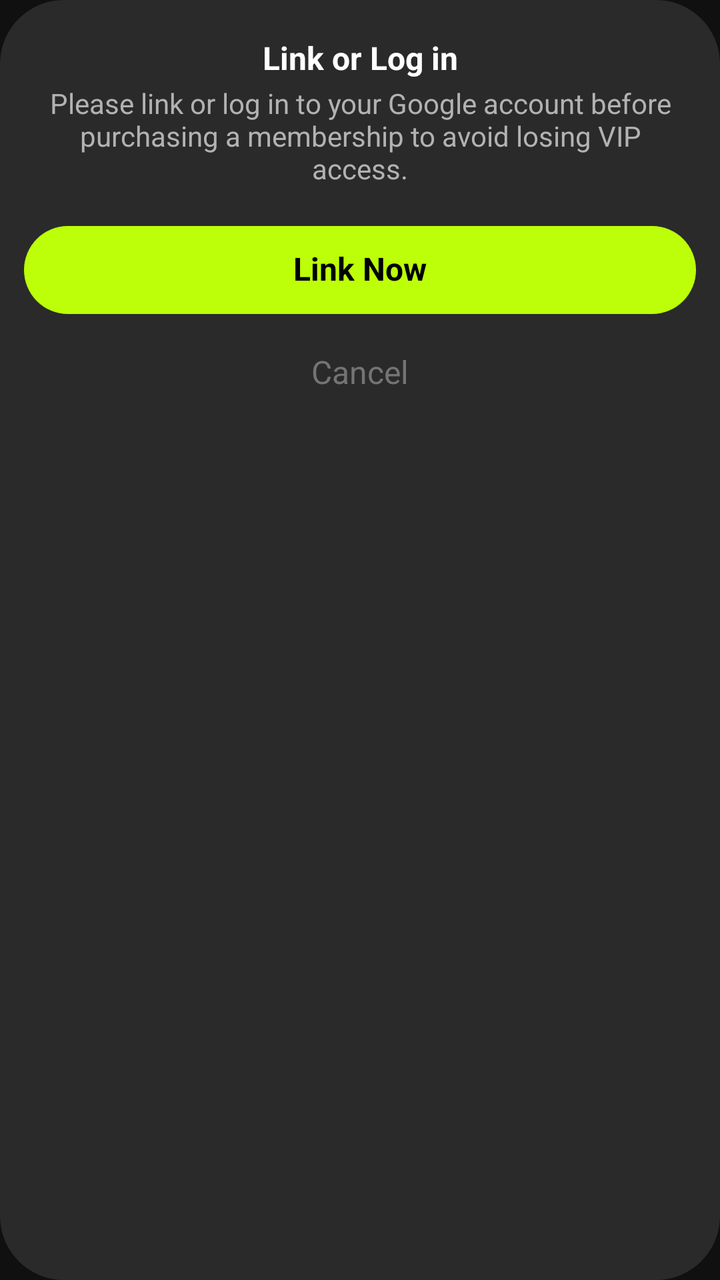
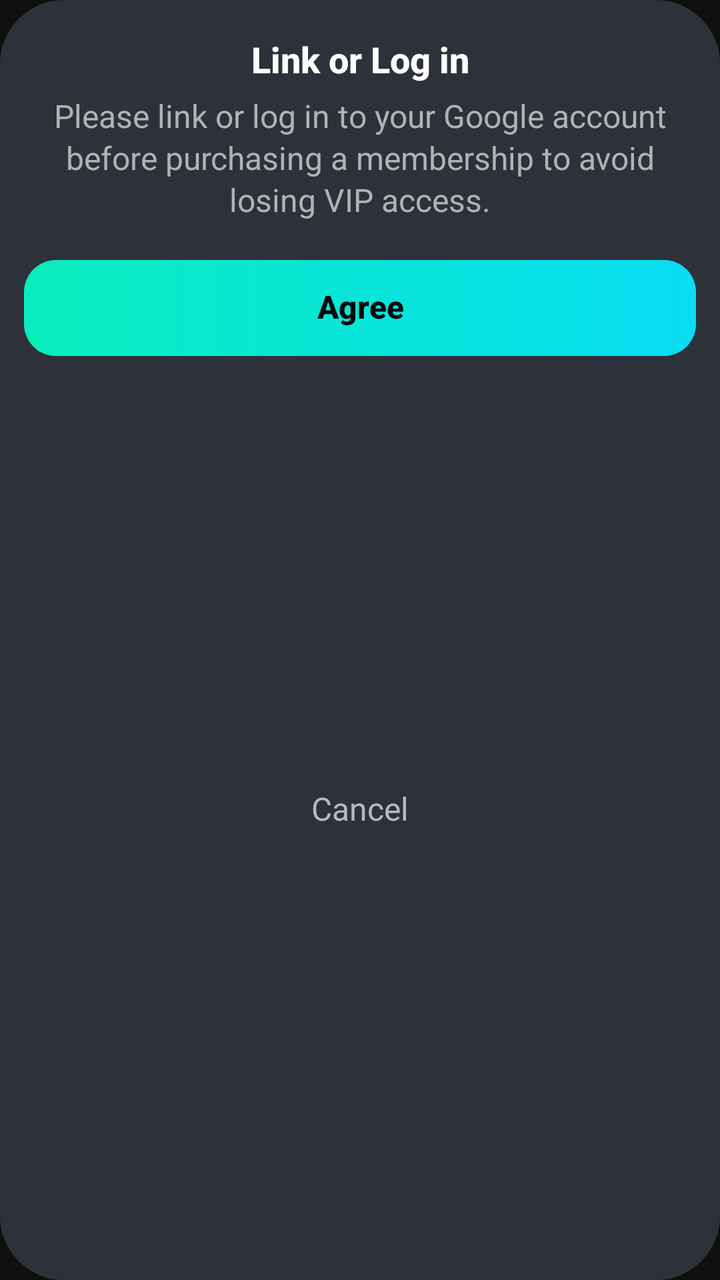

An Android layout rendered at two revisions. The XML below is the earlier revision; the diff shows what the commit changed to produce the second picture.
<!-- AndroidManifest.xml: application theme AppTheme.A -->
<!-- res/layout/dialog_y.xml -->
<?xml version="1.0" encoding="utf-8"?>
<layout xmlns:android="http://schemas.android.com/apk/res/android"
    xmlns:app="http://schemas.android.com/apk/res-auto"
    xmlns:tools="http://schemas.android.com/tools">

    <data>

        <variable
            name="handler"
            type="com.a.dialog.BaseYDialog" />

        <variable
            name="gvm"
            type="com.face.util.GVM" />

    </data>

    <androidx.constraintlayout.widget.ConstraintLayout
        android:layout_width="match_parent"
        android:layout_height="wrap_content"
        android:background="@drawable/a_bg_dialog" >

        <TextView
            android:id="@+id/tvTitle"
            android:layout_width="match_parent"
            android:layout_height="wrap_content"
            android:layout_marginHorizontal="24dp"
            android:layout_marginTop="20dp"
            android:gravity="center"
            android:text="@string/dialog_red_title"
            android:textAppearance="@style/font_16"
            android:textColor="#ffffff"
            android:textStyle="bold"
            app:layout_constraintEnd_toEndOf="parent"
            app:layout_constraintStart_toStartOf="parent"
            app:layout_constraintTop_toTopOf="parent" />

        <TextView
            android:id="@+id/tvContent"
            android:layout_width="match_parent"
            android:layout_height="wrap_content"
            android:layout_marginHorizontal="16dp"
            android:layout_marginTop="5dp"
            android:gravity="center"
            android:text="@string/dialog_red_content"
            android:textAppearance="@style/font_14"
            android:textColor="#B2B2B2"
            app:layout_constraintStart_toStartOf="parent"
            app:layout_constraintEnd_toEndOf="parent"
            app:layout_constraintTop_toBottomOf="@+id/tvTitle" />

        <TextView
            android:id="@+id/btnConfirm"
            bindSingleClick="@{()->handler.onConfirmClick()}"
            android:layout_width="0dp"
            android:layout_height="44dp"
            android:layout_marginTop="20dp"
            android:background="@drawable/a_btn_jb_r100"
            android:gravity="center"
            android:text="Link Now"
            android:textSize="16sp"
            android:textStyle="bold"
            android:textColor="#000000"
            android:layout_marginHorizontal="12dp"
            app:layout_constraintEnd_toEndOf="parent"
            app:layout_constraintStart_toStartOf="parent"
            app:layout_constraintTop_toBottomOf="@+id/tvContent" />

        <TextView
            android:id="@+id/btnCancel"
            bindSingleClick="@{()->handler.onCancelClick()}"
            android:layout_width="0dp"
            android:layout_height="wrap_content"
            android:gravity="center"
            android:layout_marginHorizontal="12dp"
            android:paddingVertical="20dp"
            android:text="Cancel"
            android:textSize="16sp"
            android:textColor="#747474"
            app:layout_constraintEnd_toEndOf="parent"
            app:layout_constraintStart_toStartOf="parent"
            app:layout_constraintTop_toBottomOf="@+id/btnConfirm" />


    </androidx.constraintlayout.widget.ConstraintLayout>
</layout>
<!-- resources referenced by this layout -->
<resources>
  <!-- drawable a_bg_dialog (drawable) -->
  <?xml version="1.0" encoding="utf-8"?>
  <shape xmlns:android="http://schemas.android.com/apk/res/android">
      <corners
         android:radius="32dp" />
      <solid android:color="#2A2A2A" />
  </shape>
  <!-- drawable a_btn_jb_r100 (drawable) -->
  <?xml version="1.0" encoding="utf-8"?>
  <shape xmlns:android="http://schemas.android.com/apk/res/android">
      <corners android:radius="100dp" />
      <gradient
          android:angle="0"
          android:endColor="#BCFF08"
          android:startColor="#BCFF08" />
  </shape>
  <string name="dialog_red_content">Please link or log in to your Google account before purchasing a membership to avoid losing VIP access.</string>
  <string name="dialog_red_title">Link or Log in</string>
  <style name="font_14">
          <item name="android:textSize">14sp</item>
      </style>
  <style name="font_16">
          <item name="android:textSize">16sp</item>
      </style>
  <style name="AppTheme.A" parent="Theme.AppCompat.DayNight.NoActionBar">
          <item name="android:windowDisablePreview">true</item>
          <item name="colorPrimary">@color/colorAmainBg</item>
          <item name="colorPrimaryDark">@color/colorAmainBg</item>
          <item name="android:colorBackground">@color/colorAmainBg</item>
          <item name="android:statusBarColor">#00000000</item>
          <item name="android:navigationBarColor">@color/colorAmainBg</item>
          <item name="android:windowLightStatusBar">false</item>
          <item name="android:windowLightNavigationBar" tools:targetApi="o_mr1">false</item>
          <item name="android:enforceStatusBarContrast" tools:targetApi="q">false</item>
          <item name="android:enforceNavigationBarContrast" tools:targetApi="q">false</item>
          <item name="android:includeFontPadding">false</item>
          <item name="android:textAllCaps">false</item>
      </style>
  <color name="colorAmainBg">#101010</color>
</resources>

<!-- the commit's change to res/layout/dialog_y.xml (unified diff, before → after) -->
@@ -1,7 +1,6 @@
 <?xml version="1.0" encoding="utf-8"?>
 <layout xmlns:android="http://schemas.android.com/apk/res/android"
-    xmlns:app="http://schemas.android.com/apk/res-auto"
-    xmlns:tools="http://schemas.android.com/tools">
+    xmlns:app="http://schemas.android.com/apk/res-auto">
 
     <data>
 
@@ -18,18 +17,20 @@
     <androidx.constraintlayout.widget.ConstraintLayout
         android:layout_width="match_parent"
         android:layout_height="wrap_content"
-        android:background="@drawable/a_bg_dialog" >
+        android:background="@drawable/a_bg_dialog">
 
         <TextView
             android:id="@+id/tvTitle"
-            android:layout_width="match_parent"
+            android:layout_width="0dp"
             android:layout_height="wrap_content"
             android:layout_marginHorizontal="24dp"
             android:layout_marginTop="20dp"
+            android:fontFamily="sans-serif-medium"
             android:gravity="center"
+            android:includeFontPadding="false"
             android:text="@string/dialog_red_title"
-            android:textAppearance="@style/font_16"
             android:textColor="#ffffff"
+            android:textSize="18sp"
             android:textStyle="bold"
             app:layout_constraintEnd_toEndOf="parent"
             app:layout_constraintStart_toStartOf="parent"
@@ -37,31 +38,30 @@
 
         <TextView
             android:id="@+id/tvContent"
-            android:layout_width="match_parent"
+            android:layout_width="0dp"
             android:layout_height="wrap_content"
-            android:layout_marginHorizontal="16dp"
-            android:layout_marginTop="5dp"
+            android:layout_marginHorizontal="20dp"
+            android:layout_marginTop="8dp"
+            android:fontFamily="sans-serif"
             android:gravity="center"
+            android:includeFontPadding="false"
+            android:lineSpacingExtra="2dp"
             android:text="@string/dialog_red_content"
-            android:textAppearance="@style/font_14"
             android:textColor="#B2B2B2"
+            android:textSize="16sp"
+            app:layout_constraintEnd_toEndOf="parent"
             app:layout_constraintStart_toStartOf="parent"
-            app:layout_constraintEnd_toEndOf="parent"
             app:layout_constraintTop_toBottomOf="@+id/tvTitle" />
 
         <TextView
             android:id="@+id/btnConfirm"
+            style="@style/AWidgetGradientPill.Text"
             bindSingleClick="@{()->handler.onConfirmClick()}"
             android:layout_width="0dp"
-            android:layout_height="44dp"
+            android:layout_height="48dp"
+            android:layout_marginHorizontal="12dp"
             android:layout_marginTop="20dp"
-            android:background="@drawable/a_btn_jb_r100"
-            android:gravity="center"
-            android:text="Link Now"
-            android:textSize="16sp"
-            android:textStyle="bold"
-            android:textColor="#000000"
-            android:layout_marginHorizontal="12dp"
+            android:text="@string/dialog_apri_ok"
             app:layout_constraintEnd_toEndOf="parent"
             app:layout_constraintStart_toStartOf="parent"
             app:layout_constraintTop_toBottomOf="@+id/tvContent" />
@@ -70,17 +70,18 @@
             android:id="@+id/btnCancel"
             bindSingleClick="@{()->handler.onCancelClick()}"
             android:layout_width="0dp"
-            android:layout_height="wrap_content"
+            android:layout_height="52dp"
+            android:layout_marginHorizontal="12dp"
+            android:layout_marginBottom="8dp"
+            android:fontFamily="sans-serif"
             android:gravity="center"
-            android:layout_marginHorizontal="12dp"
-            android:paddingVertical="20dp"
-            android:text="Cancel"
+            android:includeFontPadding="false"
+            android:text="@string/dialog_apri_qixiao"
+            android:textColor="#B8BAC0"
             android:textSize="16sp"
-            android:textColor="#747474"
+            app:layout_constraintBottom_toBottomOf="parent"
             app:layout_constraintEnd_toEndOf="parent"
             app:layout_constraintStart_toStartOf="parent"
             app:layout_constraintTop_toBottomOf="@+id/btnConfirm" />
-
-
     </androidx.constraintlayout.widget.ConstraintLayout>
 </layout>
<!-- resource entries referenced after the edit -->
@@ -5,24 +5,17 @@
   <shape xmlns:android="http://schemas.android.com/apk/res/android">
       <corners
          android:radius="32dp" />
-      <solid android:color="#2A2A2A" />
+      <solid android:color="#2D313A" />
   </shape>
-  <!-- drawable a_btn_jb_r100 (drawable) -->
-  <?xml version="1.0" encoding="utf-8"?>
-  <shape xmlns:android="http://schemas.android.com/apk/res/android">
-      <corners android:radius="100dp" />
-      <gradient
-          android:angle="0"
-          android:endColor="#BCFF08"
-          android:startColor="#BCFF08" />
-  </shape>
+  <string name="dialog_apri_ok" translatable="false">Agree</string>
+  <string name="dialog_apri_qixiao" translatable="false">Cancel</string>
   <string name="dialog_red_content">Please link or log in to your Google account before purchasing a membership to avoid losing VIP access.</string>
   <string name="dialog_red_title">Link or Log in</string>
-  <style name="font_14">
-          <item name="android:textSize">14sp</item>
-      </style>
-  <style name="font_16">
+  <style name="AWidgetGradientPill.Text">
+          <item name="android:fontFamily">sans-serif-medium</item>
+          <item name="android:textColor">#050708</item>
           <item name="android:textSize">16sp</item>
+          <item name="android:textStyle">bold</item>
       </style>
   <style name="AppTheme.A" parent="Theme.AppCompat.DayNight.NoActionBar">
           <item name="android:windowDisablePreview">true</item>
